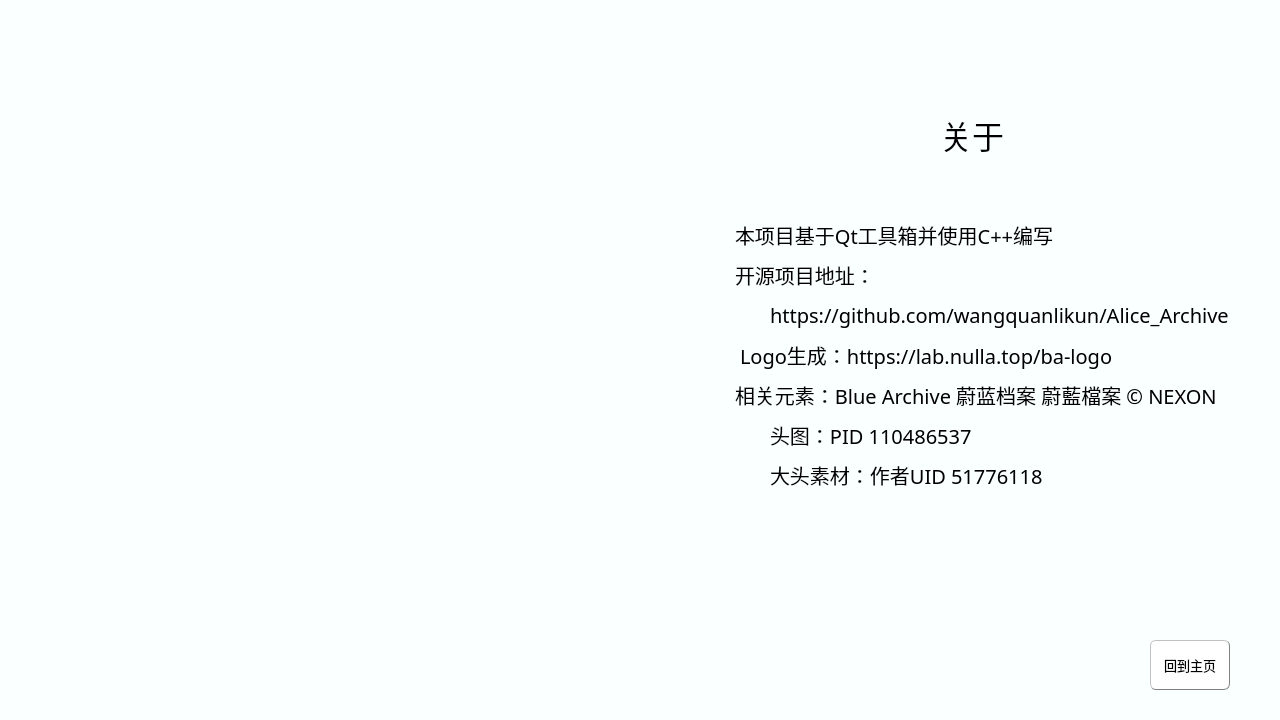
wangquanlikun/Alice_Archive, file mainwindow.ui: the form before one commit.
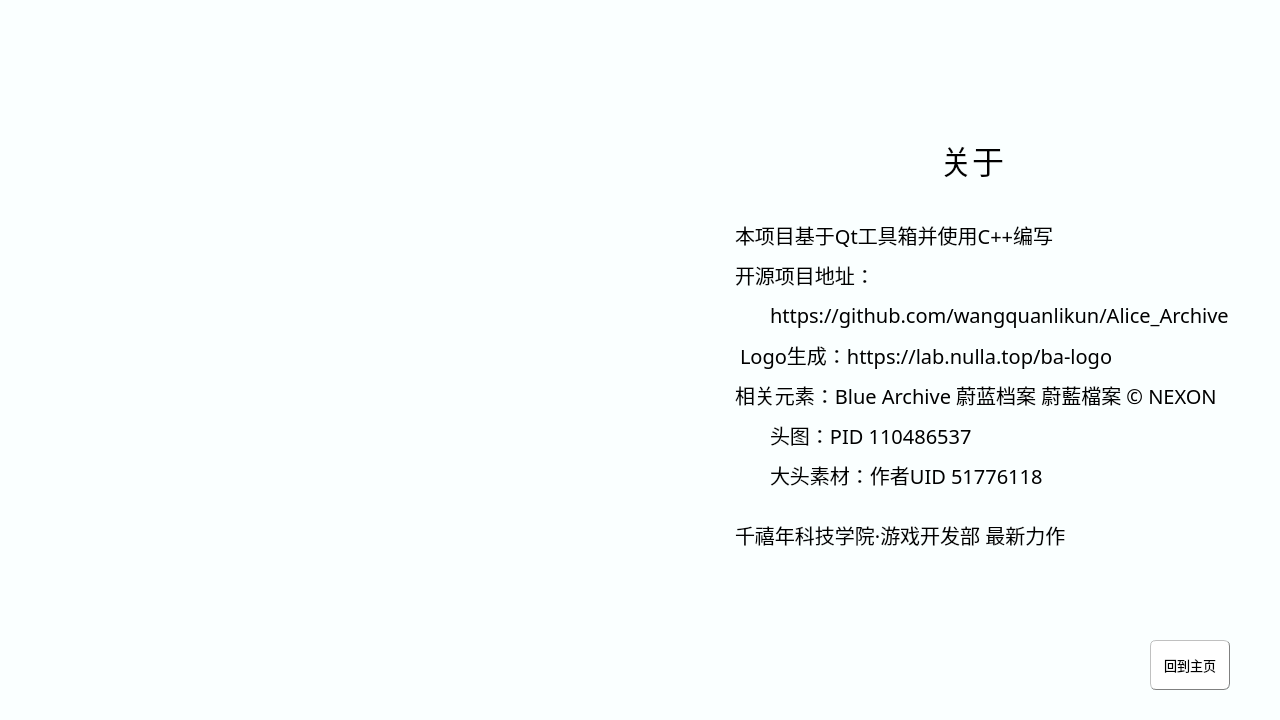
The form after the commit. The open tabs and pages were chosen to show the change. Icons and pictures are not drawn.

Patch:
```diff
--- a/mainwindow.ui
+++ b/mainwindow.ui
@@ -582,7 +582,7 @@
       <property name="geometry">
        <rect>
         <x>940</x>
-        <y>110</y>
+        <y>135</y>
         <width>70</width>
         <height>50</height>
        </rect>
@@ -783,6 +783,25 @@
        <string>大头素材：作者UID 51776118</string>
       </property>
      </widget>
+     <widget class="QLabel" name="About_line_8">
+      <property name="geometry">
+       <rect>
+        <x>735</x>
+        <y>520</y>
+        <width>490</width>
+        <height>30</height>
+       </rect>
+      </property>
+      <property name="font">
+       <font>
+        <family>俐方体11号</family>
+        <pointsize>15</pointsize>
+       </font>
+      </property>
+      <property name="text">
+       <string>千禧年科技学院·游戏开发部 最新力作</string>
+      </property>
+     </widget>
     </widget>
     <widget class="QWidget" name="personalspace"/>
    </widget>
```
